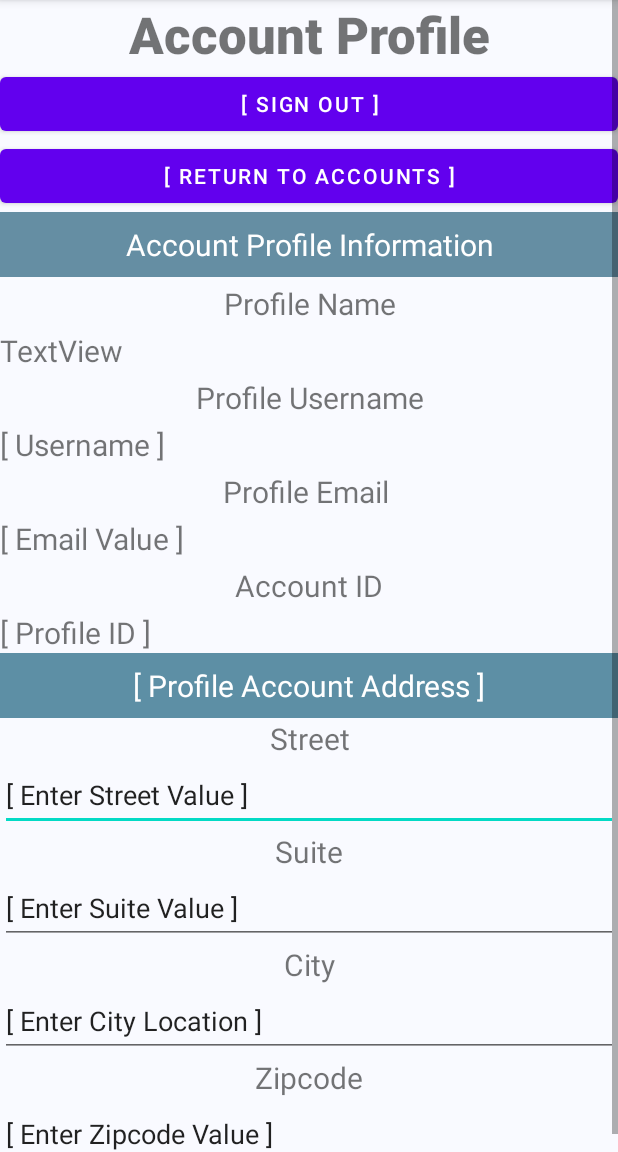
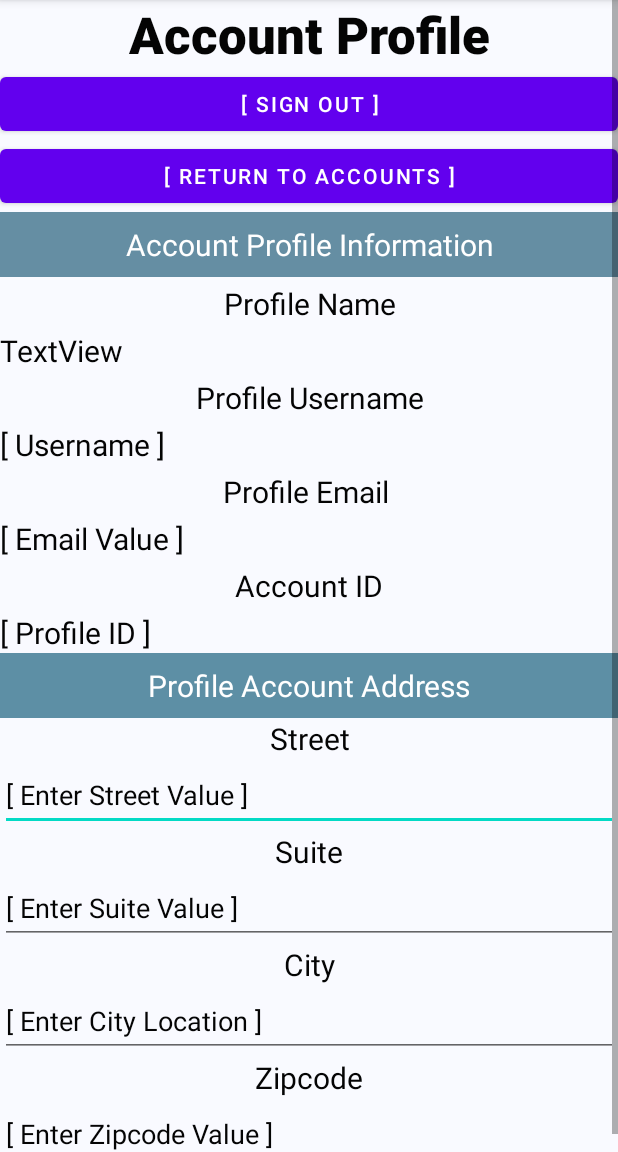
Before and after one commit to Hector-Rios/Android_Mini_Project_Final_01, an Android app: the AccountProfileActivity screen opened directly, with no data from a screen before it, on a phone screen of 412 x 824 dp, the part 84-1236 px from its top. Run offline under Robolectric (Android 15) with nearby library versions, the phone set to English and light mode, and no system bars.

Commit message:
Updated UI
Update UI features such as cardview of each profile to have more defined look and text color.

```diff
--- a/app/src/main/java/com/hrios_practice/android_mini_project_final_01/DisplayListActivity.java
+++ b/app/src/main/java/com/hrios_practice/android_mini_project_final_01/DisplayListActivity.java
@@ -83,8 +83,6 @@ public class DisplayListActivity extends AppCompatActivity implements View.OnCli
         else {
             updateCurrentGoogleUser(); // Purpose is to update logged in user information with activity.
         }
-
-        // System.out.println("* * * curGoogleUSER: " + curGoogleUser);
 
         requestUsers();  // Creates a request to obtain an array of users.
 
--- a/app/src/main/res/layout/activity_account_profile.xml
+++ b/app/src/main/res/layout/activity_account_profile.xml
@@ -23,6 +23,7 @@
                 android:fontFamily="sans-serif-black"
                 android:text="@string/acct_profile_01"
                 android:textAlignment="center"
+                android:textColor="#040404"
                 android:textSize="34sp" />
 
             <Button
@@ -57,6 +58,7 @@
                 android:padding="4dp"
                 android:text="Profile Name"
                 android:textAlignment="center"
+                android:textColor="#040404"
                 android:textSize="20sp" />
 
             <TextView
@@ -65,6 +67,7 @@
                 android:layout_height="wrap_content"
                 android:text="TextView"
                 android:textAlignment="textStart"
+                android:textColor="#040404"
                 android:textSize="20sp" />
 
             <TextView
@@ -74,6 +77,7 @@
                 android:padding="4dp"
                 android:text="Profile Username"
                 android:textAlignment="center"
+                android:textColor="#040404"
                 android:textSize="20sp" />
 
             <TextView
@@ -82,6 +86,7 @@
                 android:layout_height="wrap_content"
                 android:text="[ Username ]"
                 android:textAlignment="textStart"
+                android:textColor="#040404"
                 android:textSize="20sp" />
 
             <TextView
@@ -91,6 +96,7 @@
                 android:padding="4dp"
                 android:text="Profile Email "
                 android:textAlignment="center"
+                android:textColor="#040404"
                 android:textSize="20sp" />
 
             <TextView
@@ -99,6 +105,7 @@
                 android:layout_height="wrap_content"
                 android:text="[ Email Value ]"
                 android:textAlignment="textStart"
+                android:textColor="#040404"
                 android:textSize="20sp" />
 
             <TextView
@@ -108,12 +115,14 @@
                 android:padding="4dp"
                 android:text="Account ID"
                 android:textAlignment="center"
+                android:textColor="#040404"
                 android:textSize="20sp" />
 
             <TextView
                 android:id="@+id/profile_id_value"
                 android:layout_width="match_parent"
                 android:layout_height="wrap_content"
+                android:textColor="#040404"
                 android:text="[ Profile ID ]"
                 android:textSize="20sp" />
 
@@ -134,6 +143,7 @@
                 android:layout_height="wrap_content"
                 android:text="@string/street"
                 android:textAlignment="center"
+                android:textColor="#040404"
                 android:textSize="20sp" />
 
             <EditText
@@ -143,6 +153,7 @@
                 android:ems="10"
                 android:importantForAutofill="no"
                 android:inputType="textPersonName"
+                android:textColor="#040404"
                 android:minHeight="48dp"
                 android:text="@string/enter_street_value" />
 
@@ -152,6 +163,7 @@
                 android:layout_height="wrap_content"
                 android:text="Suite"
                 android:textAlignment="center"
+                android:textColor="#040404"
                 android:textSize="20sp" />
 
             <EditText
@@ -160,6 +172,7 @@
                 android:layout_height="wrap_content"
                 android:ems="10"
                 android:inputType="textPersonName"
+                android:textColor="#040404"
                 android:minHeight="48dp"
                 android:text="[ Enter Suite Value ]" />
 
@@ -169,6 +182,7 @@
                 android:layout_height="wrap_content"
                 android:text="City"
                 android:textAlignment="center"
+                android:textColor="#040404"
                 android:textSize="20sp" />
 
             <EditText
@@ -177,6 +191,7 @@
                 android:layout_height="wrap_content"
                 android:ems="10"
                 android:inputType="textPersonName"
+                android:textColor="#040404"
                 android:minHeight="48dp"
                 android:text="[ Enter City Location ]" />
 
@@ -186,6 +201,7 @@
                 android:layout_height="wrap_content"
                 android:text="Zipcode"
                 android:textAlignment="center"
+                android:textColor="#040404"
                 android:textSize="20sp" />
 
             <EditText
@@ -194,6 +210,7 @@
                 android:layout_height="wrap_content"
                 android:ems="10"
                 android:inputType="textPersonName"
+                android:textColor="#040404"
                 android:minHeight="48dp"
                 android:text="[ Enter Zipcode Value ]" />
 
--- a/app/src/main/res/layout/activity_main.xml
+++ b/app/src/main/res/layout/activity_main.xml
@@ -13,6 +13,7 @@
         android:layout_height="wrap_content"
         android:fontFamily="monospace"
         android:text="@string/SignIn_Text_01"
+        android:textColor="#040404"
         android:textSize="24sp"
         app:layout_constraintBottom_toBottomOf="parent"
         app:layout_constraintEnd_toEndOf="parent"
--- a/app/src/main/res/values/strings.xml
+++ b/app/src/main/res/values/strings.xml
@@ -17,7 +17,7 @@
     <string name="server_client_id" tools:ignore="TypographyDashes">"885224961259-1fng7oc3fglddkp0ukqle7uvs6l6mh3f.apps.googleusercontent.com"</string>
     <string name="SignOut_Text_01">[ Sign Out ]</string>
     <string name="acct_profile_01">Account Profile</string>
-    <string name="profile_account_address">[ Profile Account Address ]</string>
+    <string name="profile_account_address"> Profile Account Address </string>
     <string name="street">Street</string>
     <string name="enter_street_value">[ Enter Street Value ]</string>
     <string name="dialog_prompt_title">Use Camera for Profile Image.</string>
```
Also changed, not shown: app/src/main/java/com/hrios_practice/android_mini_project_final_01/AccountProfileActivity.java (+4 -31 lines), app/src/main/res/drawable/border_linear_layout.xml (added, +7 -0 lines), app/src/main/res/layout/activity_adaptor_item_view.xml (+6 -9 lines).
